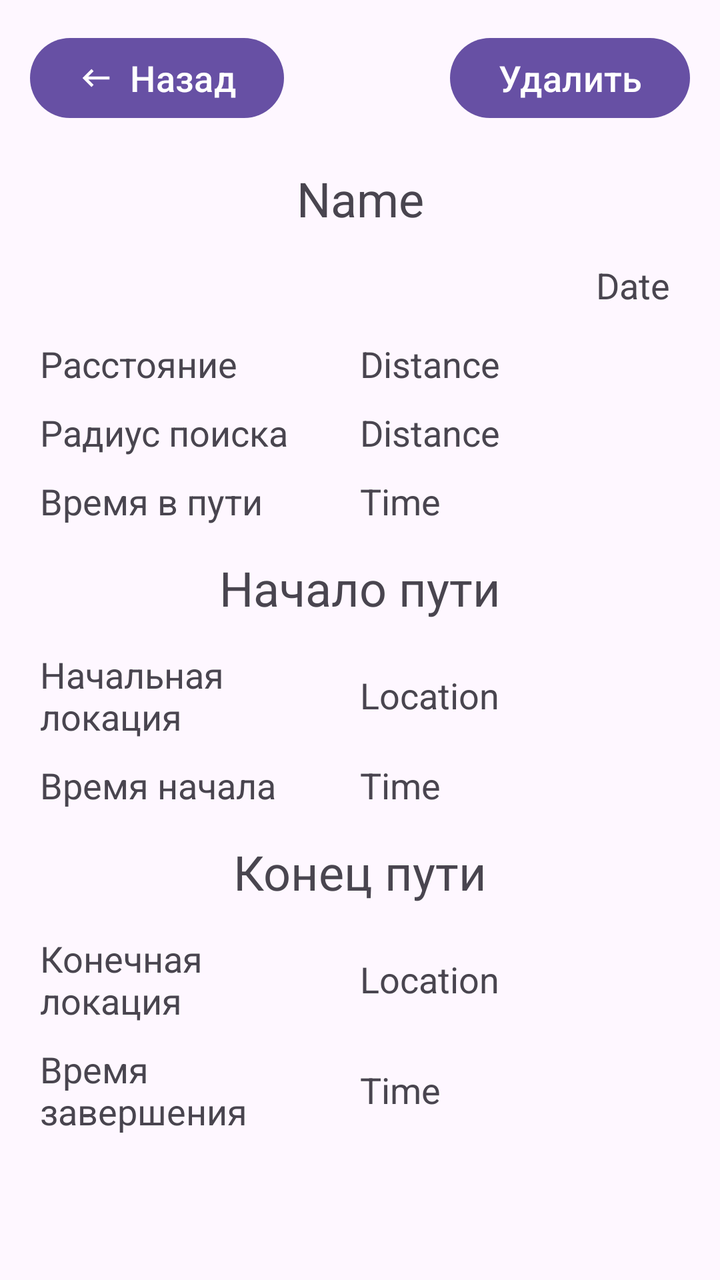
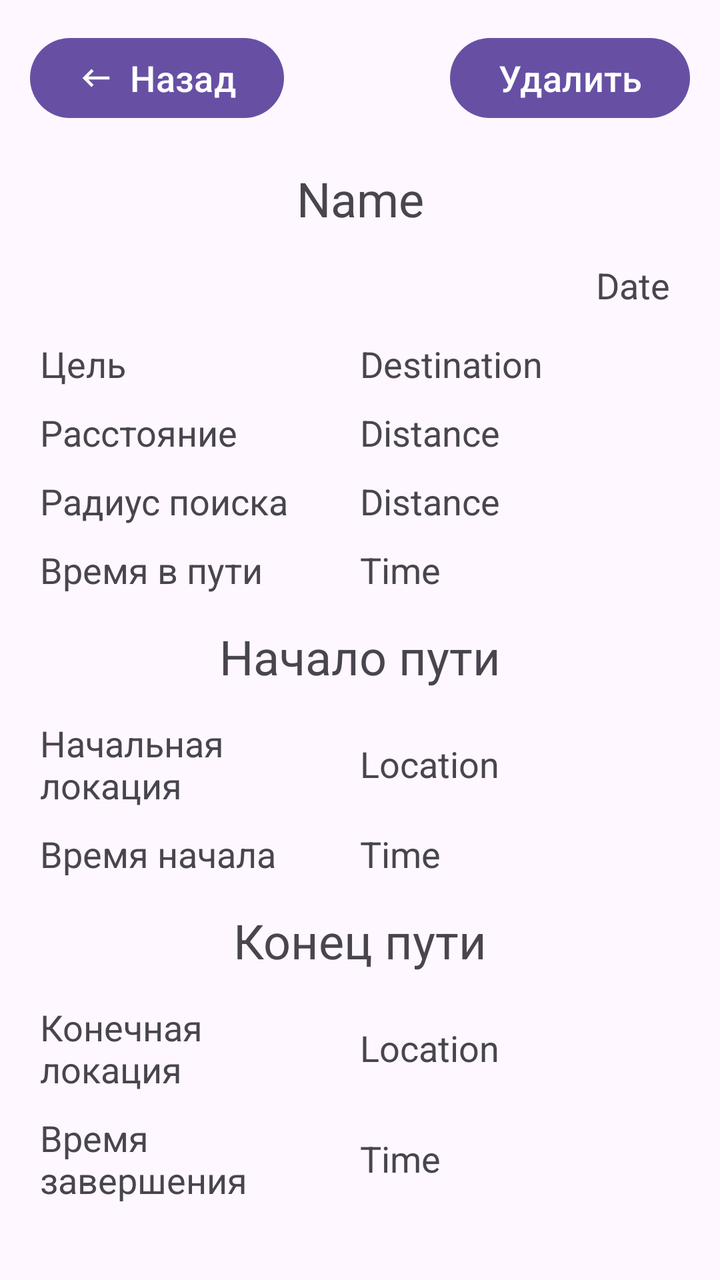

Screens rendered from an Android XML layout before and after an edit, with the pre-edit source and the edit as a unified diff.
<!-- AndroidManifest.xml: application theme Base.Theme.TestMapKit -->
<!-- res/layout/fragment_history_detail.xml -->
<?xml version="1.0" encoding="utf-8"?>
<androidx.constraintlayout.widget.ConstraintLayout xmlns:android="http://schemas.android.com/apk/res/android"
    xmlns:tools="http://schemas.android.com/tools"
    android:layout_width="match_parent"
    android:layout_height="match_parent"
    xmlns:app="http://schemas.android.com/apk/res-auto"
    tools:context=".fragments.history.HistoryItemFragment">

    <androidx.constraintlayout.widget.ConstraintLayout
        android:id="@+id/cl_btn_history"
        android:layout_width="match_parent"
        android:layout_height="wrap_content"
        app:layout_constraintEnd_toEndOf="parent"
        app:layout_constraintStart_toStartOf="parent"
        app:layout_constraintTop_toTopOf="parent"
        android:layout_margin="10dp"
        >
        <com.google.android.material.button.MaterialButton
            android:id="@+id/btn_back_history"
            android:layout_width="wrap_content"
            android:layout_height="wrap_content"
            app:icon="@drawable/ic_back"
            app:layout_constraintStart_toStartOf="parent"
            app:layout_constraintTop_toTopOf="parent"
            android:layout_margin="5dp"
            android:text="Назад"
            android:textSize="@dimen/text_normal"
            />

        <com.google.android.material.button.MaterialButton
            android:id="@+id/btn_delete_history_item"
            android:layout_width="wrap_content"
            android:layout_height="wrap_content"
            app:layout_constraintEnd_toEndOf="parent"
            app:layout_constraintTop_toTopOf="parent"
            android:layout_margin="5dp"
            android:text="Удалить"
            android:textSize="@dimen/text_normal"
            />

    </androidx.constraintlayout.widget.ConstraintLayout>

    <LinearLayout
        android:id="@+id/ll_history_detail"
        android:layout_width="match_parent"
        android:layout_height="wrap_content"
        android:orientation="vertical"
        app:layout_constraintEnd_toEndOf="parent"
        app:layout_constraintTop_toBottomOf="@id/cl_btn_history"
        android:layout_margin="15dp">

        <TextView
            android:id="@+id/tv_history_route_name"
            android:layout_width="match_parent"
            android:layout_height="wrap_content"
            android:layout_margin="5dp"
            android:textSize="@dimen/text_title"
            android:text="Name"
            android:gravity="center"/>

        <TextView
            android:id="@+id/tv_history_route_date"
            android:layout_width="match_parent"
            android:layout_height="wrap_content"
            android:layout_margin="10dp"
            android:textSize="@dimen/text_normal"
            android:text="Date"
            android:gravity="right"/>

        <LinearLayout
            android:layout_width="match_parent"
            android:layout_height="wrap_content"
            android:orientation="horizontal">

            <TextView
                android:layout_width="@dimen/text_view_width_extra"
                android:layout_height="wrap_content"
                android:layout_margin="5dp"
                android:textSize="@dimen/text_normal"
                android:text="Расстояние"
                android:gravity="center_vertical"/>

            <TextView
                android:id="@+id/tv_history_route_distance"
                android:layout_width="match_parent"
                android:layout_height="wrap_content"
                android:layout_margin="5dp"
                android:layout_gravity="center"
                android:textSize="@dimen/text_normal"
                android:text="Distance" />

        </LinearLayout>

        <LinearLayout
            android:layout_width="match_parent"
            android:layout_height="wrap_content"
            android:orientation="horizontal">

            <TextView
                android:layout_width="@dimen/text_view_width_extra"
                android:layout_height="wrap_content"
                android:layout_margin="5dp"
                android:textSize="@dimen/text_normal"
                android:text="Радиус поиска"
                android:gravity="center_vertical"/>

            <TextView
                android:id="@+id/tv_history_route_radius"
                android:layout_width="match_parent"
                android:layout_height="wrap_content"
                android:layout_margin="5dp"
                android:layout_gravity="center"
                android:textSize="@dimen/text_normal"
                android:text="Distance" />

        </LinearLayout>

        <LinearLayout
            android:layout_width="match_parent"
            android:layout_height="wrap_content"
            android:orientation="horizontal">

            <TextView
                android:layout_width="@dimen/text_view_width_extra"
                android:layout_height="wrap_content"
                android:layout_margin="5dp"
                android:textSize="@dimen/text_normal"
                android:text="Время в пути"
                android:gravity="center_vertical"/>

            <TextView
                android:id="@+id/tv_history_route_time"
                android:layout_width="match_parent"
                android:layout_height="wrap_content"
                android:layout_margin="5dp"
                android:layout_gravity="center"
                android:textSize="@dimen/text_normal"
                android:text="Time" />

        </LinearLayout>

        <TextView
            android:layout_width="match_parent"
            android:layout_height="wrap_content"
            android:layout_margin="10dp"
            android:textSize="@dimen/text_title"
            android:text="Начало пути"
            android:gravity="center"/>

        <LinearLayout
            android:layout_width="match_parent"
            android:layout_height="wrap_content"
            android:orientation="horizontal">

            <TextView
                android:layout_width="@dimen/text_view_width_extra"
                android:layout_height="wrap_content"
                android:layout_margin="5dp"
                android:gravity="center_vertical"
                android:text="Начальная локация"
                android:textSize="@dimen/text_normal" />

            <TextView
                android:id="@+id/tv_history_route_start_location"
                android:layout_width="match_parent"
                android:layout_height="wrap_content"
                android:layout_margin="5dp"
                android:layout_gravity="center"
                android:textSize="@dimen/text_normal"
                android:text="Location" />

        </LinearLayout>

        <LinearLayout
            android:layout_width="match_parent"
            android:layout_height="wrap_content"
            android:orientation="horizontal">

            <TextView
                android:layout_width="@dimen/text_view_width_extra"
                android:layout_height="wrap_content"
                android:layout_margin="5dp"
                android:textSize="@dimen/text_normal"
                android:text="Время начала"
                android:gravity="center_vertical"/>

            <TextView
                android:id="@+id/tv_history_route_start_time"
                android:layout_width="match_parent"
                android:layout_height="wrap_content"
                android:layout_margin="5dp"
                android:layout_gravity="center"
                android:textSize="@dimen/text_normal"
                android:text="Time" />

        </LinearLayout>

        <TextView
            android:layout_width="match_parent"
            android:layout_height="wrap_content"
            android:layout_margin="10dp"
            android:textSize="@dimen/text_title"
            android:text="Конец пути"
            android:gravity="center"/>

        <LinearLayout
            android:layout_width="match_parent"
            android:layout_height="wrap_content"
            android:orientation="horizontal">

            <TextView
                android:layout_width="@dimen/text_view_width_extra"
                android:layout_height="wrap_content"
                android:layout_margin="5dp"
                android:textSize="@dimen/text_normal"
                android:text="Конечная локация"
                android:gravity="center_vertical"/>

            <TextView
                android:id="@+id/tv_history_route_finish_location"
                android:layout_width="match_parent"
                android:layout_height="wrap_content"
                android:layout_margin="5dp"
                android:layout_gravity="center"
                android:textSize="@dimen/text_normal"
                android:text="Location" />

        </LinearLayout>

        <LinearLayout
            android:layout_width="match_parent"
            android:layout_height="wrap_content"
            android:orientation="horizontal">

            <TextView
                android:layout_width="@dimen/text_view_width_extra"
                android:layout_height="wrap_content"
                android:layout_margin="5dp"
                android:textSize="@dimen/text_normal"
                android:text="Время завершения"
                android:gravity="center_vertical"/>

            <TextView
                android:id="@+id/tv_history_route_finish_time"
                android:layout_width="match_parent"
                android:layout_height="wrap_content"
                android:layout_margin="5dp"
                android:layout_gravity="center"
                android:textSize="@dimen/text_normal"
                android:text="Time" />

        </LinearLayout>
    </LinearLayout>

    <ProgressBar
        android:id="@+id/pb_history"
        android:layout_width="wrap_content"
        android:layout_height="wrap_content"
        android:layout_gravity="center"
        android:visibility="gone"
        app:layout_constraintBottom_toBottomOf="parent"
        app:layout_constraintEnd_toEndOf="parent"
        app:layout_constraintStart_toStartOf="parent"
        app:layout_constraintTop_toTopOf="parent" />

</androidx.constraintlayout.widget.ConstraintLayout>
<!-- resources referenced by this layout -->
<resources>
  <dimen name="text_normal">18sp</dimen>
  <dimen name="text_title">24sp</dimen>
  <dimen name="text_view_width_extra">150dp</dimen>
  <!-- drawable ic_back (drawable) -->
  <vector xmlns:android="http://schemas.android.com/apk/res/android" android:autoMirrored="true" android:height="24dp" android:tint="#FFFFFF" android:viewportHeight="24" android:viewportWidth="24" android:width="24dp">
        
      <path android:fillColor="@android:color/white" android:pathData="M21,11H6.83l3.58,-3.59L9,6l-6,6 6,6 1.41,-1.41L6.83,13H21z"/>
      
  </vector>
  <style name="Base.Theme.TestMapKit" parent="Theme.Material3.DayNight.NoActionBar">
  
      </style>
</resources>

<!-- the commit's change to res/layout/fragment_history_detail.xml (unified diff, before → after) -->
@@ -77,6 +77,30 @@
                 android:layout_height="wrap_content"
                 android:layout_margin="5dp"
                 android:textSize="@dimen/text_normal"
+                android:text="Цель"
+                android:gravity="center_vertical"/>
+
+            <TextView
+                android:id="@+id/tv_history_route_destination"
+                android:layout_width="match_parent"
+                android:layout_height="wrap_content"
+                android:layout_margin="5dp"
+                android:layout_gravity="center"
+                android:textSize="@dimen/text_normal"
+                android:text="Destination" />
+
+        </LinearLayout>
+
+        <LinearLayout
+            android:layout_width="match_parent"
+            android:layout_height="wrap_content"
+            android:orientation="horizontal">
+
+            <TextView
+                android:layout_width="@dimen/text_view_width_extra"
+                android:layout_height="wrap_content"
+                android:layout_margin="5dp"
+                android:textSize="@dimen/text_normal"
                 android:text="Расстояние"
                 android:gravity="center_vertical"/>
 
